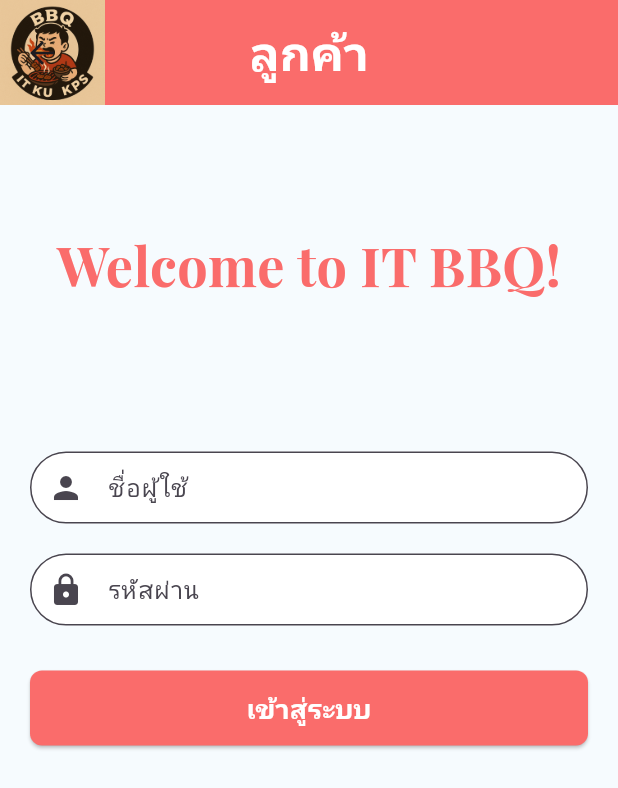
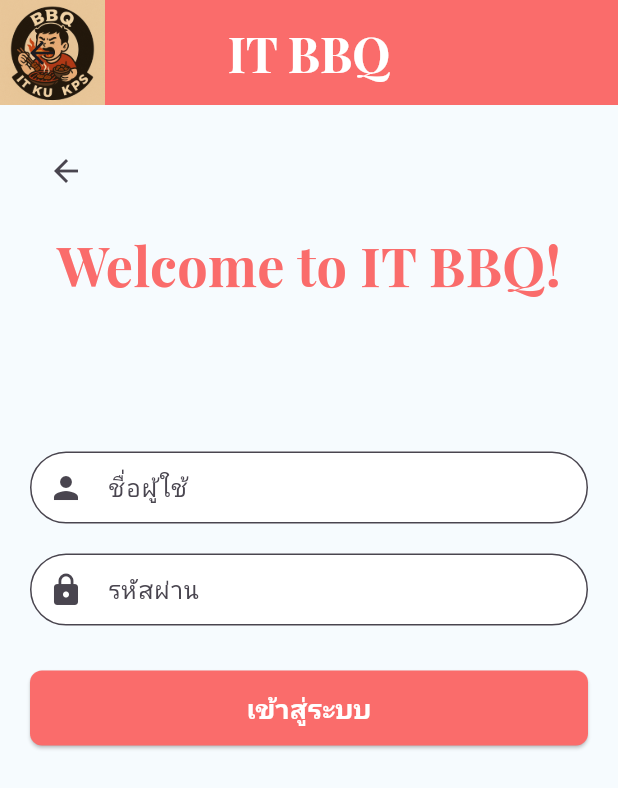
Before and after one commit to chaichan05/PROJECT, a Flutter app: the ClientPage screen opened directly, on a phone screen of 412 x 824 dp. Shown: the top 788 px of the screen. Run offline on Flutter 3.47's test engine with Material 3 defaults, Android fonts, the phone set to English and light mode, and no system bars; our stand-ins replace cloud_firestore, firebase_auth, firebase_core, google_fonts; accounts and stored records are empty.

Commit message:
26092025

```diff
--- a/project/lib/client.dart
+++ b/project/lib/client.dart
@@ -1,10 +1,24 @@
 import 'package:firebase_core/firebase_core.dart';
 import 'package:flutter/material.dart';
 import 'package:google_fonts/google_fonts.dart';
+import 'package:project/book.dart';
+import 'package:project/validator/validator.dart';
 import 'package:cloud_firestore/cloud_firestore.dart';
 import 'firebase_options.dart';
-import 'book.dart';
-import 'validator/validator.dart';
+
+class MyApp extends StatelessWidget {
+  const MyApp({super.key});
+
+  @override
+  Widget build(BuildContext context) {
+    return MaterialApp(
+      debugShowCheckedModeBanner: false,
+      title: 'Flutter Demo',
+      theme: ThemeData(primarySwatch: Colors.blue),
+      home: const ClientPage(title: 'IT BBQ'),
+    );
+  }
+}
 
 class ClientPage extends StatefulWidget {
   const ClientPage({super.key, required this.title});
@@ -38,29 +52,31 @@ class _ClientPageState extends State<ClientPage> {
         toolbarHeight: 70,
         centerTitle: true,
         title: Text(
-          widget.title,
+          'IT BBQ',
           style: GoogleFonts.playfairDisplay(
             color: Colors.white,
             fontWeight: FontWeight.bold,
             fontSize: 32,
           ),
+          textAlign: TextAlign.right,
         ),
         backgroundColor: const Color(0xFFFA6C6B),
-        leading: IconButton(
-          icon: const Icon(Icons.arrow_back),
-          onPressed: () => Navigator.pop(context),
       ),
-      ),
+
       body: Form(
         key: _formKey,
-        child: SingleChildScrollView(
-          padding: const EdgeInsets.all(20),
+        child: Stack(
+          children: [
+            Container(
+              margin: const EdgeInsets.all(20),
               child: Column(
                 mainAxisSize: MainAxisSize.min,
                 crossAxisAlignment: CrossAxisAlignment.center,
                 children: [
                   const SizedBox(height: 60),
-              Text(
+                  Align(
+                    alignment: Alignment.center,
+                    child: Text(
                       'Welcome to IT BBQ!',
                       style: GoogleFonts.playfairDisplay(
                         color: const Color(0xFFFA6C6B),
@@ -68,10 +84,13 @@ class _ClientPageState extends State<ClientPage> {
                         fontSize: 36,
                       ),
                     ),
+                  ),
                   const SizedBox(height: 100),
 
                   // ชื่อผู้ใช้
-              TextFormField(
+                  SizedBox(
+                    width: double.infinity,
+                    child: TextFormField(
                       decoration: InputDecoration(
                         labelText: "ชื่อผู้ใช้",
                         prefixIcon: const Icon(Icons.person),
@@ -80,18 +99,25 @@ class _ClientPageState extends State<ClientPage> {
                         ),
                         filled: true,
                         fillColor: Colors.white,
-                  contentPadding:
-                      const EdgeInsets.symmetric(vertical: 12, horizontal: 16),
+                        contentPadding: const EdgeInsets.symmetric(
+                          vertical: 12,
+                          horizontal: 16,
+                        ),
                       ),
                       validator: Validator.required(
                         errorMessage: 'กรุณากรอกชื่อผู้ใช้',
                       ),
-                onChanged: (value) => user = value,
+                      onChanged: (value) {
+                        user = value;
+                      },
+                    ),
                   ),
                   const SizedBox(height: 20),
 
                   // รหัสผ่าน
-              TextFormField(
+                  SizedBox(
+                    width: double.infinity,
+                    child: TextFormField(
                       obscureText: true,
                       decoration: InputDecoration(
                         labelText: "รหัสผ่าน",
@@ -101,13 +127,18 @@ class _ClientPageState extends State<ClientPage> {
                         ),
                         filled: true,
                         fillColor: Colors.white,
-                  contentPadding:
-                      const EdgeInsets.symmetric(vertical: 12, horizontal: 16),
+                        contentPadding: const EdgeInsets.symmetric(
+                          vertical: 12,
+                          horizontal: 16,
+                        ),
                       ),
                       validator: Validator.required(
                         errorMessage: 'กรุณากรอกรหัสผ่าน',
                       ),
-                onChanged: (value) => password = value,
+                      onChanged: (value) {
+                        password = value;
+                      },
+                    ),
                   ),
                   const SizedBox(height: 30),
 
@@ -118,16 +149,16 @@ class _ClientPageState extends State<ClientPage> {
                     child: ElevatedButton(
                       onPressed: () async {
                         if (!_formKey.currentState!.validate()) return;
-                    try {
+
                         await saveUserData(user!, password!);
-                    } catch (e) {
-                      print("❌ Error saving data: $e");
-                    }
+
                         if (!mounted) return;
+
                         Navigator.push(
                           context,
                           MaterialPageRoute(
-                        builder: (context) =>
+                            builder:
+                                (context) =>
                                     const BookPage(title: 'หน้าจองคิว'),
                           ),
                         );
@@ -151,6 +182,25 @@ class _ClientPageState extends State<ClientPage> {
                 ],
               ),
             ),
+
+            // ปุ่มย้อนกลับ
+            Positioned(
+              top: 20,
+              left: 20,
+              child: Material(
+                color: const Color(0xFFF6FBFE),
+                shape: const CircleBorder(),
+                child: IconButton(
+                  icon: const Icon(Icons.arrow_back),
+                  onPressed: () {
+                    Navigator.pop(context);
+                  },
+                  alignment: Alignment.topLeft,
+                ),
+              ),
+            ),
+          ],
+        ),
       ),
       backgroundColor: const Color(0xFFF6FBFE),
     );
```
Also changed, not shown: project/lib/Modelpage/model.dart (added, +50 -0 lines), project/lib/main.dart (+22 -9 lines), project/lib/main2.dart (+69 -21 lines), project/lib/menu.dart (added, +50 -0 lines), 1 other file. Lines whose indentation alone changed are shown as unchanged.
